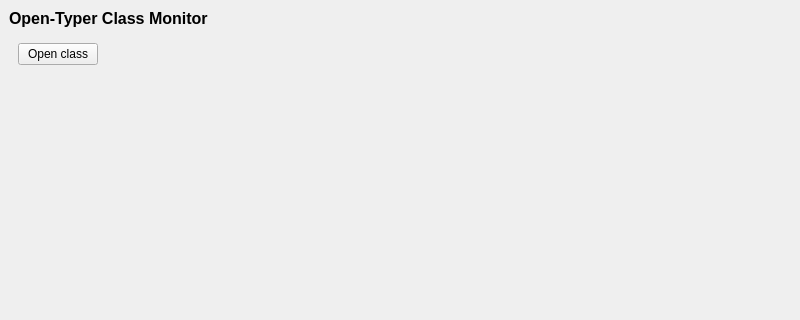
Above: ui/monitorwindow.ui from Open-Typer/ClassMonitor before the change; both pictures show x 0 to 800 and y 0 to 320 of the 800 by 600 pixel window. Below: the same form after it.
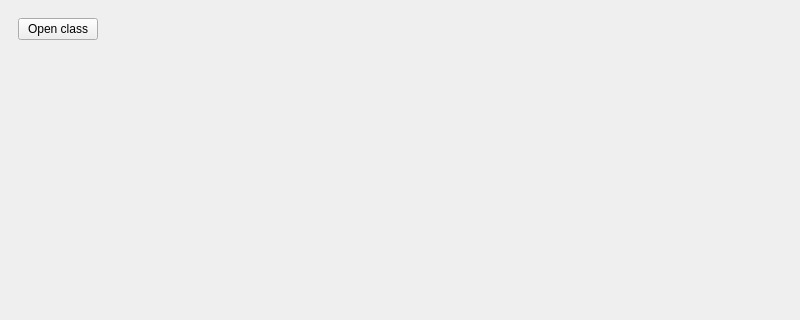
That is the form after the change.

Commit message: ui: monitorwindow: Remove titleLabel

```diff
--- a/ui/monitorwindow.ui
+++ b/ui/monitorwindow.ui
@@ -15,30 +15,10 @@
   </property>
   <widget class="QWidget" name="centralwidget">
    <layout class="QGridLayout" name="gridLayout">
-    <item row="2" column="0">
+    <item row="1" column="0">
      <widget class="QWidget" name="classControls" native="true"/>
     </item>
     <item row="0" column="0">
-     <widget class="QLabel" name="titleLabel">
-      <property name="sizePolicy">
-       <sizepolicy hsizetype="Preferred" vsizetype="Fixed">
-        <horstretch>0</horstretch>
-        <verstretch>0</verstretch>
-       </sizepolicy>
-      </property>
-      <property name="font">
-       <font>
-        <pointsize>12</pointsize>
-        <weight>75</weight>
-        <bold>true</bold>
-       </font>
-      </property>
-      <property name="text">
-       <string notr="true">Open-Typer Class Monitor</string>
-      </property>
-     </widget>
-    </item>
-    <item row="1" column="0">
      <widget class="QFrame" name="controlFrame">
       <property name="sizePolicy">
        <sizepolicy hsizetype="Preferred" vsizetype="Fixed">
```
